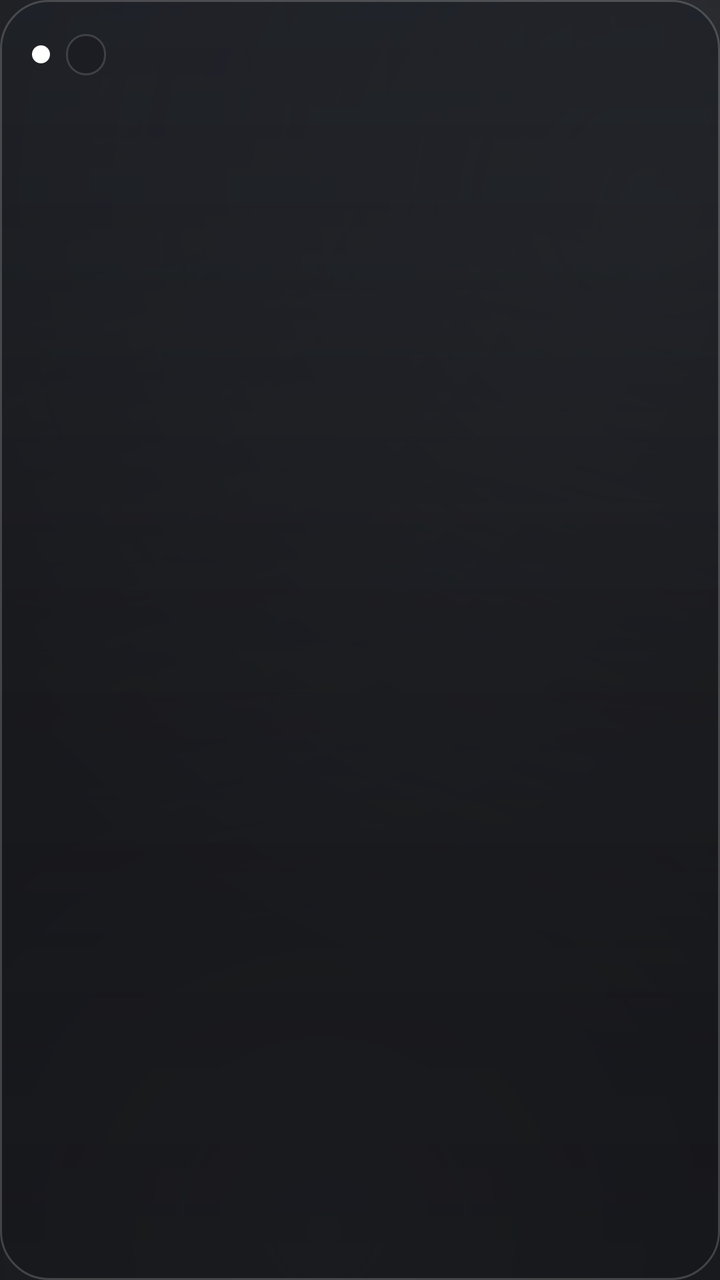
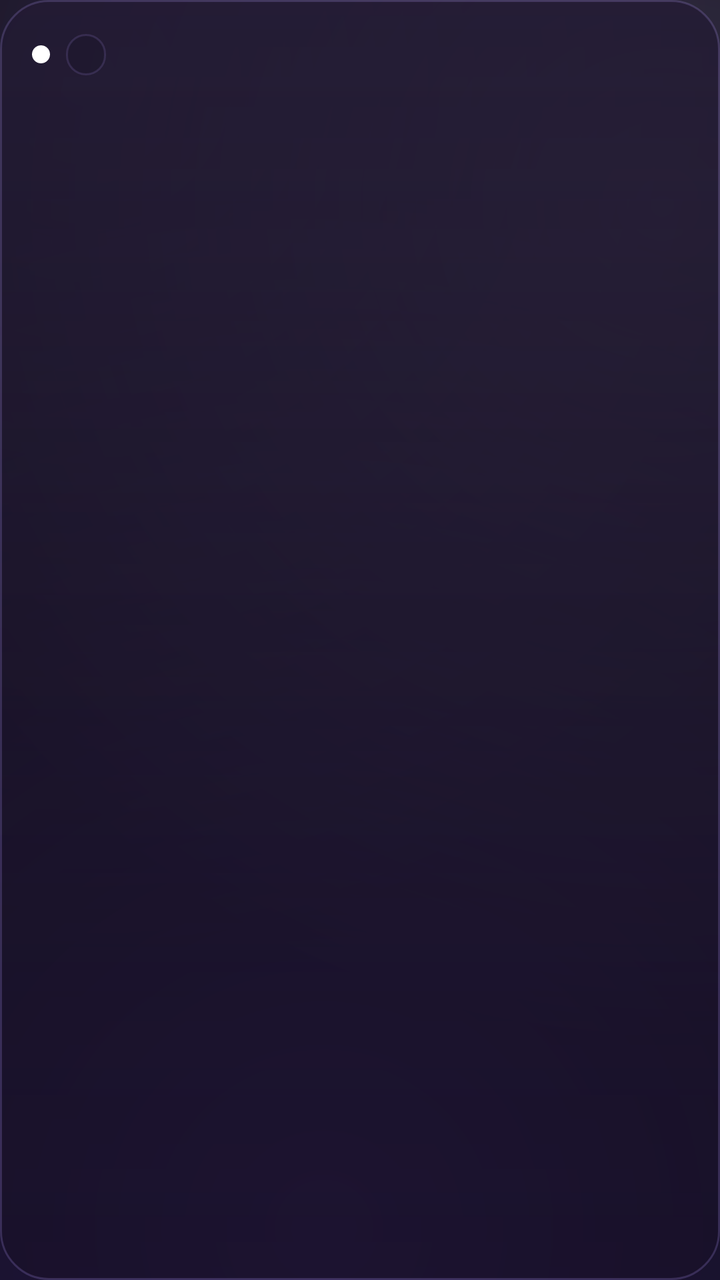

Two renders of the same Android screen: before a commit and after it. Below are the layout's source before the change and the commit's diff.
<!-- AndroidManifest.xml: application theme Theme.MidffAlertas -->
<!-- res/layout/item_alerta.xml -->
<?xml version="1.0" encoding="utf-8"?>
<LinearLayout xmlns:android="http://schemas.android.com/apk/res/android"
    android:layout_width="match_parent"
    android:layout_height="wrap_content"
    android:background="@drawable/panel_cristal"
    android:orientation="vertical"
    android:padding="16dp">

    <LinearLayout
        android:layout_width="match_parent"
        android:layout_height="wrap_content"
        android:gravity="center_vertical"
        android:orientation="horizontal">

        <View
            android:id="@+id/puntoRiesgo"
            android:layout_width="9dp"
            android:layout_height="9dp"
            android:background="@drawable/punto_neutro" />

        <TextView
            android:id="@+id/chipClasificacion"
            android:layout_width="wrap_content"
            android:layout_height="wrap_content"
            android:layout_marginStart="8dp"
            android:background="@drawable/chip_cristal"
            android:paddingBottom="3dp"
            android:paddingEnd="10dp"
            android:paddingStart="10dp"
            android:paddingTop="3dp"
            android:textColor="@color/texto_titulo"
            android:textSize="11sp"
            android:textStyle="bold" />

        <Space
            android:layout_width="0dp"
            android:layout_height="1dp"
            android:layout_weight="1" />

        <TextView
            android:id="@+id/txtItemMonto"
            android:layout_width="wrap_content"
            android:layout_height="wrap_content"
            android:fontFamily="sans-serif-medium"
            android:shadowColor="#66C9CED5"
            android:shadowDx="0"
            android:shadowDy="0"
            android:shadowRadius="12"
            android:textColor="@color/neon_cian"
            android:textSize="17sp"
            android:textStyle="bold" />
    </LinearLayout>

    <TextView
        android:id="@+id/txtItemTitulo"
        android:layout_width="match_parent"
        android:layout_height="wrap_content"
        android:layout_marginTop="10dp"
        android:ellipsize="end"
        android:maxLines="2"
        android:textAppearance="?attr/textAppearanceTitleMedium"
        android:textColor="@color/texto_titulo"
        android:textStyle="bold" />

    <TextView
        android:id="@+id/txtItemDetalle"
        android:layout_width="match_parent"
        android:layout_height="wrap_content"
        android:layout_marginTop="3dp"
        android:ellipsize="end"
        android:maxLines="2"
        android:textAppearance="?attr/textAppearanceBodyMedium"
        android:textColor="@color/texto_secundario" />

    <TextView
        android:id="@+id/txtItemFecha"
        android:layout_width="match_parent"
        android:layout_height="wrap_content"
        android:layout_marginTop="6dp"
        android:textAppearance="?attr/textAppearanceCaption"
        android:textColor="@color/texto_fecha" />
</LinearLayout>
<!-- resources referenced by this layout -->
<resources>
  <color name="neon_cian">#C9CED5</color>
  <color name="texto_fecha">#8A8A95</color>
  <color name="texto_secundario">#A0A0AB</color>
  <color name="texto_titulo">#FFFFFF</color>
  <!-- drawable chip_cristal (drawable) -->
  <?xml version="1.0" encoding="utf-8"?>
  <shape xmlns:android="http://schemas.android.com/apk/res/android"
      android:shape="rectangle">
      <solid android:color="#6617181C" />
      <stroke
          android:width="1dp"
          android:color="@color/cristal_borde_suave" />
      <corners android:radius="999dp" />
  </shape>
  <!-- drawable panel_cristal (drawable) -->
  <?xml version="1.0" encoding="utf-8"?>
  <shape xmlns:android="http://schemas.android.com/apk/res/android"
      android:shape="rectangle">
      <gradient
          android:angle="270"
          android:startColor="#C81E2026"
          android:centerColor="#B317181C"
          android:endColor="#99141519"
          android:type="linear" />
      <stroke
          android:width="1dp"
          android:color="@color/cristal_borde" />
      <corners android:radius="24dp" />
  </shape>
  <!-- drawable punto_neutro (drawable) -->
  <?xml version="1.0" encoding="utf-8"?>
  <shape xmlns:android="http://schemas.android.com/apk/res/android"
      android:shape="oval">
      <solid android:color="#FFFFFF" />
  </shape>
  <color name="cristal_borde_suave">#26FFFFFF</color>
  <color name="cristal_borde">#2EFFFFFF</color>
  <color name="aurora_purpura">#787F89</color>
  <color name="fondo_carbon">#0B0C0E</color>
  <color name="neon_magenta">#FFFFFF</color>
  <color name="aurora_rosa">#C4C9D0</color>
  <color name="blanco">#FFFFFF</color>
  <!-- drawable bg_pantalla (drawable) -->
  <?xml version="1.0" encoding="utf-8"?>
  <layer-list xmlns:android="http://schemas.android.com/apk/res/android">
      <item>
          <shape android:shape="rectangle">
              <solid android:color="@color/fondo_carbon" />
          </shape>
      </item>
      <item>
          <shape android:shape="rectangle">
              <gradient
                  android:type="radial"
                  android:centerX="0.12"
                  android:centerY="0.06"
                  android:gradientRadius="440dp"
                  android:startColor="#33585F69"
                  android:endColor="#00585F69" />
          </shape>
      </item>
      <item>
          <shape android:shape="rectangle">
              <gradient
                  android:type="radial"
                  android:centerX="0.92"
                  android:centerY="0.16"
                  android:gradientRadius="420dp"
                  android:startColor="#2EC4C9D0"
                  android:endColor="#00C4C9D0" />
          </shape>
      </item>
      <item>
          <shape android:shape="rectangle">
              <gradient
                  android:type="radial"
                  android:centerX="0.45"
                  android:centerY="0.96"
                  android:gradientRadius="520dp"
                  android:startColor="#30787F89"
                  android:endColor="#00787F89" />
          </shape>
      </item>
  </layer-list>
  <!-- unchanged entries left out for length: 1 -->
</resources>

<!-- the commit's change to res/layout/item_alerta.xml (unified diff, before → after) -->
@@ -42,7 +42,7 @@
             android:layout_width="wrap_content"
             android:layout_height="wrap_content"
             android:fontFamily="sans-serif-medium"
-            android:shadowColor="#66C9CED5"
+            android:shadowColor="#66C9B8FF"
             android:shadowDx="0"
             android:shadowDy="0"
             android:shadowRadius="12"
@@ -62,6 +62,17 @@
         android:textColor="@color/texto_titulo"
         android:textStyle="bold" />
 
+    
+    <TextView
+        android:id="@+id/txtItemMotivo"
+        android:layout_width="match_parent"
+        android:layout_height="wrap_content"
+        android:layout_marginTop="3dp"
+        android:ellipsize="end"
+        android:maxLines="2"
+        android:textAppearance="?attr/textAppearanceBodySmall"
+        android:textColor="@color/neon_purpura" />
+
     <TextView
         android:id="@+id/txtItemDetalle"
         android:layout_width="match_parent"
<!-- resource entries referenced after the edit -->
@@ -1,14 +1,15 @@
 <!-- resources referenced by this layout -->
 <resources>
-  <color name="neon_cian">#C9CED5</color>
-  <color name="texto_fecha">#8A8A95</color>
-  <color name="texto_secundario">#A0A0AB</color>
+  <color name="neon_cian">#C9B8FF</color>
+  <color name="neon_purpura">#9F7BFF</color>
+  <color name="texto_fecha">#8F84AD</color>
+  <color name="texto_secundario">#AEA3C7</color>
   <color name="texto_titulo">#FFFFFF</color>
   <!-- drawable chip_cristal (drawable) -->
   <?xml version="1.0" encoding="utf-8"?>
   <shape xmlns:android="http://schemas.android.com/apk/res/android"
       android:shape="rectangle">
-      <solid android:color="#6617181C" />
+      <solid android:color="#661B1429" />
       <stroke
           android:width="1dp"
           android:color="@color/cristal_borde_suave" />
@@ -20,9 +21,9 @@
       android:shape="rectangle">
       <gradient
           android:angle="270"
-          android:startColor="#C81E2026"
-          android:centerColor="#B317181C"
-          android:endColor="#99141519"
+          android:startColor="#C8221A33"
+          android:centerColor="#B31B1429"
+          android:endColor="#99170F26"
           android:type="linear" />
       <stroke
           android:width="1dp"
@@ -35,12 +36,12 @@
       android:shape="oval">
       <solid android:color="#FFFFFF" />
   </shape>
-  <color name="cristal_borde_suave">#26FFFFFF</color>
-  <color name="cristal_borde">#2EFFFFFF</color>
-  <color name="aurora_purpura">#787F89</color>
-  <color name="fondo_carbon">#0B0C0E</color>
+  <color name="cristal_borde_suave">#26B69CFF</color>
+  <color name="cristal_borde">#33B69CFF</color>
+  <color name="aurora_purpura">#8A5CFF</color>
+  <color name="fondo_carbon">#0A0812</color>
   <color name="neon_magenta">#FFFFFF</color>
-  <color name="aurora_rosa">#C4C9D0</color>
+  <color name="aurora_rosa">#D4C2FF</color>
   <color name="blanco">#FFFFFF</color>
   <!-- drawable bg_pantalla (drawable) -->
   <?xml version="1.0" encoding="utf-8"?>
@@ -57,8 +58,8 @@
                   android:centerX="0.12"
                   android:centerY="0.06"
                   android:gradientRadius="440dp"
-                  android:startColor="#33585F69"
-                  android:endColor="#00585F69" />
+                  android:startColor="#335E4B8A"
+                  android:endColor="#005E4B8A" />
           </shape>
       </item>
       <item>
@@ -68,8 +69,8 @@
                   android:centerX="0.92"
                   android:centerY="0.16"
                   android:gradientRadius="420dp"
-                  android:startColor="#2EC4C9D0"
-                  android:endColor="#00C4C9D0" />
+                  android:startColor="#2ED4C2FF"
+                  android:endColor="#00D4C2FF" />
           </shape>
       </item>
       <item>
@@ -79,8 +80,8 @@
                   android:centerX="0.45"
                   android:centerY="0.96"
                   android:gradientRadius="520dp"
-                  android:startColor="#30787F89"
-                  android:endColor="#00787F89" />
+                  android:startColor="#308A5CFF"
+                  android:endColor="#008A5CFF" />
           </shape>
       </item>
   </layer-list>
